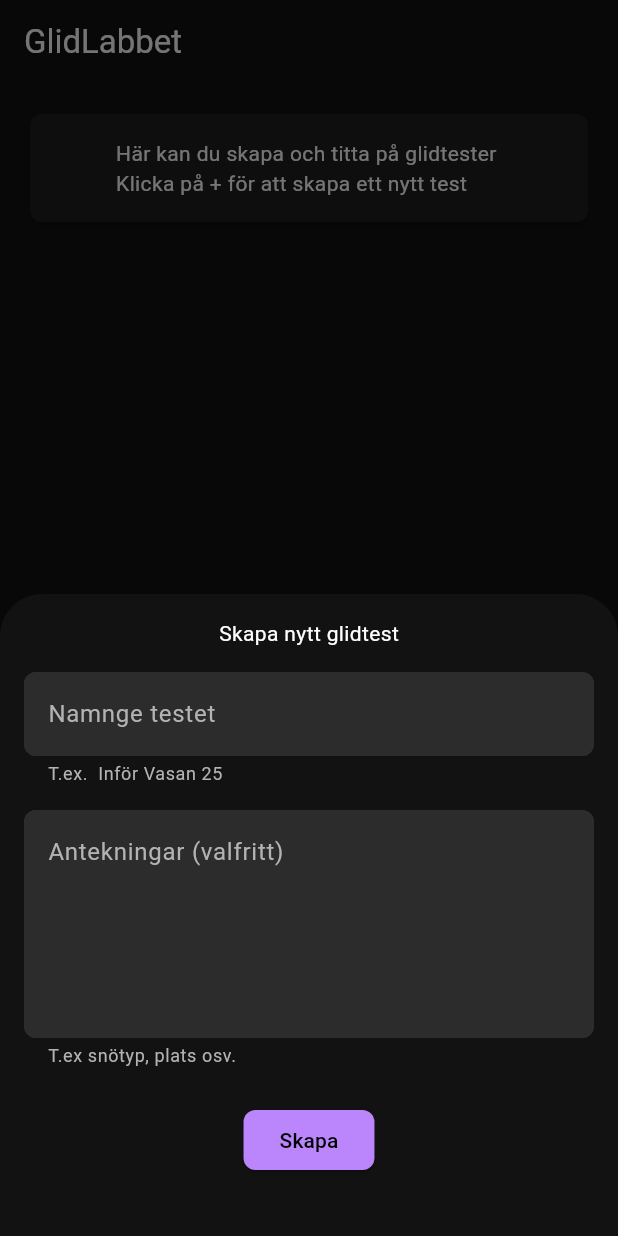
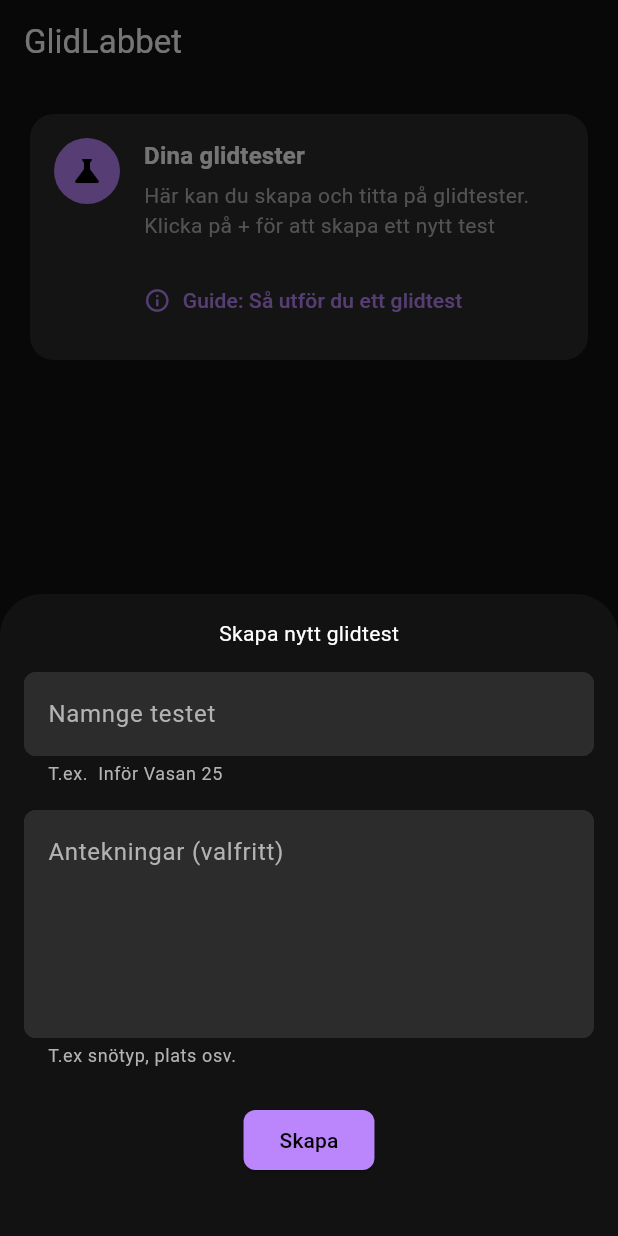
Before and after one commit to kristofferkarlsson93/skidpark, a Flutter app: the screen it shows after launch, item 2 of the bottom bar chosen, after a tap on "Skapa nytt test", on a phone screen of 412 x 824 dp. Run offline on Flutter 3.47's test engine with Material 3 defaults, Android fonts, the phone set to English and light mode, and no system bars; our stand-ins replace drift, drift_flutter, fl_chart, flutter_svg, geolocator, sensors_plus and 1 more; accounts and stored records are empty; generated files the repository leaves out were written again.

Commit message:
fix: design of list tests

```diff
--- a/lib/features/glide_testing/compare/widgets/compare_list.dart
+++ b/lib/features/glide_testing/compare/widgets/compare_list.dart
@@ -1,4 +1,3 @@
-import 'dart:math';
 
 import 'package:flutter/material.dart';
 import 'package:skidpark/features/glide_testing/compare/models/enriched_test_run.dart';
--- a/lib/features/glide_testing/explore/screen/glide_testing_home_screen.dart
+++ b/lib/features/glide_testing/explore/screen/glide_testing_home_screen.dart
@@ -4,6 +4,7 @@ import 'package:skidpark/features/glide_testing/models/glide_test_candidate.dart
 import '../../../../common/database/repository/glide_test_repository.dart';
 import '../../create/add_glide_test_form.dart';
 import '../widgets/my_glide_tests_list.dart';
+import '../widgets/glide_testing_intro_card.dart';
 
 class GlideTestingHomeScreen extends StatelessWidget {
   const GlideTestingHomeScreen({super.key});
@@ -11,13 +12,14 @@ class GlideTestingHomeScreen extends StatelessWidget {
   @override
   Widget build(BuildContext context) {
     final glideTestRepository = context.read<GlideTestRepository>();
+    final theme = Theme.of(context);
 
     return Scaffold(
       appBar: AppBar(title: const Text('GlidLabbet')),
       floatingActionButton: FloatingActionButton.extended(
         heroTag: 'new-glide-test-fab',
         icon: const Icon(Icons.add),
-        label: Text('Skapa nytt test'),
+        label: const Text('Skapa nytt test'),
         onPressed: () async {
           final newTestCandiate =
           await showModalBottomSheet<GlideTestCandidate>(
@@ -33,39 +35,19 @@ class GlideTestingHomeScreen extends StatelessWidget {
       ),
       body: Column(
         mainAxisAlignment: MainAxisAlignment.start,
+        crossAxisAlignment: CrossAxisAlignment.stretch,
         children: [
-          buildIntroText(),
-          StreamBuilder(
+          GlideTestingIntroCard(theme: theme),
+          Expanded(
+            child: StreamBuilder(
               stream: glideTestRepository.watchTests(),
               builder: (context, snapshot) {
                 return MyGlideTestsList(glideTests: snapshot.data ?? []);
               },
             ),
+          ),
         ],
       ),
     );
   }
-
-  Row buildIntroText() {
-    return Row(
-      mainAxisAlignment: MainAxisAlignment.center,
-      children: [
-        Expanded(
-          child: Padding(
-            padding: const EdgeInsets.all(16.0),
-            child: Card(
-              child: Padding(
-                padding: const EdgeInsets.all(16.0),
-                child: Center(
-                  child: Text(
-                    "Här kan du skapa och titta på glidtester \nKlicka på + för att skapa ett nytt test",
-                  ),
-                ),
-              ),
-            ),
-          ),
-        ),
-      ],
-    );
 }
-}
--- /dev/null
+++ b/lib/features/glide_testing/explore/widgets/glide_testing_intro_card.dart
@@ -0,0 +1,158 @@
+import 'package:flutter/material.dart';
+
+class GlideTestingIntroCard extends StatelessWidget {
+  final ThemeData? theme;
+  const GlideTestingIntroCard({Key? key, this.theme}) : super(key: key);
+
+  @override
+  Widget build(BuildContext context) {
+    final themeData = theme ?? Theme.of(context);
+    return Padding(
+      padding: const EdgeInsets.fromLTRB(16, 16, 16, 8),
+      child: Card(
+        color: themeData.colorScheme.surfaceContainerHighest,
+        elevation: 0,
+        shape: RoundedRectangleBorder(borderRadius: BorderRadius.circular(16)),
+        child: Padding(
+          padding: const EdgeInsets.all(16.0),
+          child: Column(
+            crossAxisAlignment: CrossAxisAlignment.start,
+            children: [
+              Row(
+                crossAxisAlignment: CrossAxisAlignment.start,
+                children: [
+                  Container(
+                    padding: const EdgeInsets.all(10),
+                    decoration: BoxDecoration(
+                      color: themeData.colorScheme.primaryContainer,
+                      shape: BoxShape.circle,
+                    ),
+                    child: Icon(
+                      Icons.science,
+                      color: themeData.colorScheme.onPrimaryContainer,
+                      size: 24,
+                    ),
+                  ),
+                  const SizedBox(width: 16),
+                  Expanded(
+                    child: Column(
+                      crossAxisAlignment: CrossAxisAlignment.start,
+                      children: [
+                        Text(
+                          "Dina glidtester",
+                          style: themeData.textTheme.titleMedium?.copyWith(
+                            fontWeight: FontWeight.bold,
+                          ),
+                        ),
+                        const SizedBox(height: 4),
+                        Text(
+                          "Här kan du skapa och titta på glidtester. \nKlicka på + för att skapa ett nytt test",
+                          style: themeData.textTheme.bodyMedium?.copyWith(
+                            color: themeData.colorScheme.onSurfaceVariant,
+                          ),
+                        ),
+                      ],
+                    ),
+                  ),
+                ],
+              ),
+              const SizedBox(height: 16),
+              SizedBox(
+                width: double.infinity,
+                child: OutlinedButton.icon(
+                  onPressed: () => _showInfoDialog(context, themeData),
+                  icon: const Icon(Icons.info_outline, size: 18),
+                  label: const Text("Guide: Så utför du ett glidtest"),
+                  style: OutlinedButton.styleFrom(
+                    foregroundColor: themeData.colorScheme.primary,
+                    side: BorderSide(
+                      color: themeData.colorScheme.outline.withAlpha((0.3 * 255).toInt()),
+                    ),
+                  ),
+                ),
+              ),
+            ],
+          ),
+        ),
+      ),
+    );
+  }
+
+  void _showInfoDialog(BuildContext context, ThemeData theme) {
+    showDialog(
+      context: context,
+      builder: (context) => AlertDialog(
+        backgroundColor: theme.colorScheme.surfaceContainerHigh,
+        title: Row(
+          children: [
+            Icon(Icons.help_outline, color: theme.colorScheme.primary),
+            const SizedBox(width: 12),
+            const Text("Att utföra glidtest"),
+          ],
+        ),
+        content: SingleChildScrollView(
+          child: Column(
+            mainAxisSize: MainAxisSize.min,
+            crossAxisAlignment: CrossAxisAlignment.start,
+            children: [
+              Text(
+                "Appen hjälper dig att samla in sensordata under ditt åk, och pressenterar sedan data och analys",
+                style: theme.textTheme.bodyMedium,
+              ),
+              const SizedBox(height: 16),
+              Text(
+                "Steg för steg:",
+                style: theme.textTheme.titleSmall?.copyWith(
+                  color: theme.colorScheme.primary,
+                  fontWeight: FontWeight.bold,
+                ),
+              ),
+              const SizedBox(height: 8),
+              _buildStepTile(theme, "1", "Skapa ett nytt test via + knappen."),
+              _buildStepTile(theme, "2", "Dra ett startstreck i snön vid en lämplig backe."),
+              _buildStepTile(theme, "3", "Välj 'Nytt åk' och vilken skida du testar."),
+              _buildStepTile(theme, "4", "Glid från stillastående vid strecket ner till stopp. Viktigt: Håll mobilen stilla."),
+              _buildStepTile(theme, "5", "Upprepa för alla skidor du vill jämföra."),
+            ],
+          ),
+        ),
+        actions: [
+          TextButton(
+            onPressed: () => Navigator.pop(context),
+            child: const Text("OK"),
+          ),
+        ],
+      ),
+    );
+  }
+
+  Widget _buildStepTile(ThemeData theme, String number, String text) {
+    return Padding(
+      padding: const EdgeInsets.symmetric(vertical: 6.0),
+      child: Row(
+        crossAxisAlignment: CrossAxisAlignment.start,
+        children: [
+          Container(
+            width: 20,
+            height: 20,
+            alignment: Alignment.center,
+            margin: const EdgeInsets.only(top: 2),
+            decoration: BoxDecoration(
+              color: theme.colorScheme.primary.withAlpha((0.2 * 255).toInt()),
+              shape: BoxShape.circle,
+            ),
+            child: Text(
+              number,
+              style: theme.textTheme.labelSmall?.copyWith(
+                color: theme.colorScheme.primary,
+                fontWeight: FontWeight.bold,
+              ),
+            ),
+          ),
+          const SizedBox(width: 12),
+          Expanded(child: Text(text, style: theme.textTheme.bodyMedium)),
+        ],
+      ),
+    );
+  }
+}
--- a/lib/features/glide_testing/explore/widgets/my_glide_tests_list.dart
+++ b/lib/features/glide_testing/explore/widgets/my_glide_tests_list.dart
@@ -13,15 +13,14 @@ class MyGlideTestsList extends StatelessWidget {
   @override
   Widget build(BuildContext context) {
     if (glideTests.isNotEmpty) {
-      return Expanded(
-        child: Padding(
-          padding: const EdgeInsets.all(16.0),
-          child: ListView.builder(
+      return Padding(
+        padding: const EdgeInsets.fromLTRB(0, 12, 0, 12),
+        child: ListView.separated(
+          padding: const EdgeInsets.fromLTRB(16, 0, 16, 80),
+          separatorBuilder: (ctx, index) => const SizedBox(height: 8),
           itemCount: glideTests.length,
           itemBuilder: (context, index) {
-              return Padding(
-                padding: const EdgeInsets.fromLTRB(0, 0, 0, 4),
-                child: GlideTestListCard(
+            return GlideTestListCard(
               glideTest: glideTests[index],
               onTestCardClicked: () async {
                 // should ideally be propagated to parent
@@ -39,10 +38,8 @@ class MyGlideTestsList extends StatelessWidget {
                   );
                 }
               },
-                ),
             );
           },
-          ),
         ),
       );
     } else {
```
Also changed, not shown: lib/features/glide_testing/explore/widgets/glide_test_list_card.dart (+37 -14 lines). Lines whose indentation alone changed are shown as unchanged.
